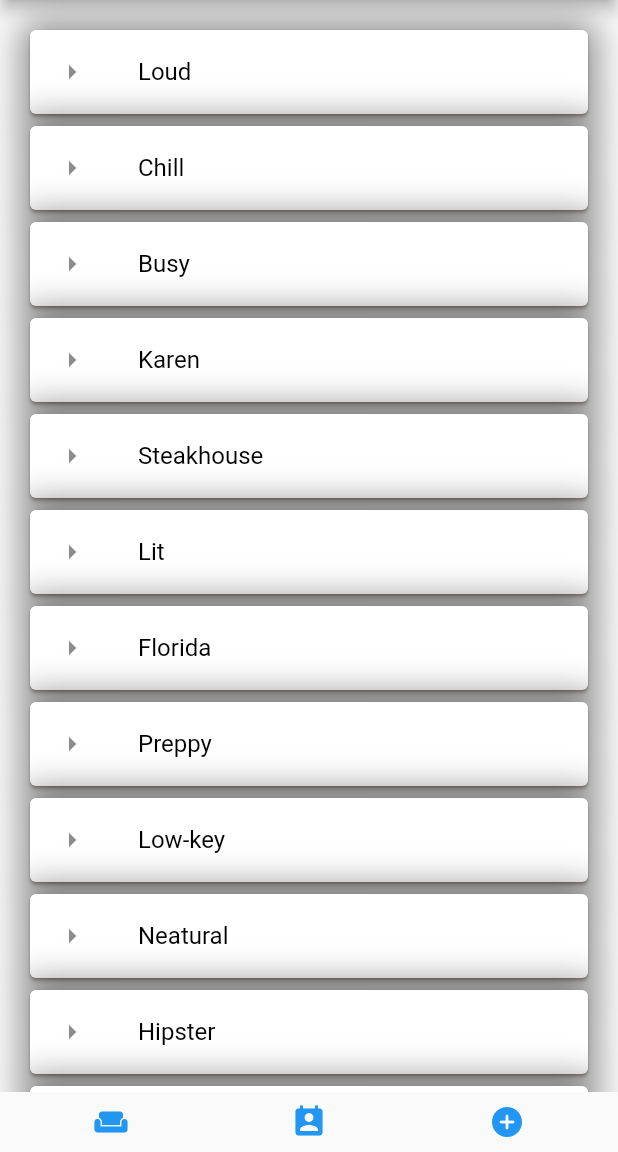
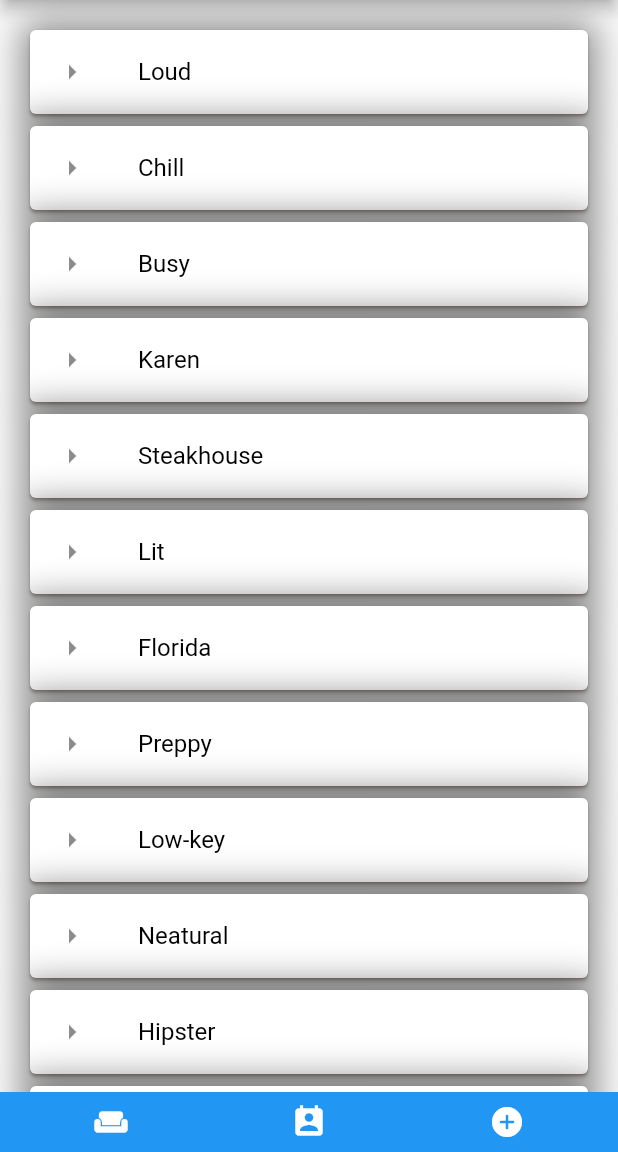
Before and after one commit to treknuts/vibe, a Flutter app: the screen it shows after launch, on a phone screen of 412 x 824 dp, the part 84-1236 px from its top. Run offline on Flutter 3.47's test engine with Material 2 defaults, Android fonts, the phone set to English and light mode, and no system bars.

Commit message:
Just messing with colors

```diff
--- a/lib/main.dart
+++ b/lib/main.dart
@@ -27,11 +27,9 @@ class AppMain extends StatelessWidget {
             Expanded(
               child: ListWidget(),
             ),
-            Container(
-              child: ButtonRowSection(),
-            )
           ],
-        )
+        ),
+        bottomNavigationBar: ButtonRowSection(),
       ),
     );
   }
@@ -42,7 +40,9 @@ class ButtonRowSection extends StatelessWidget {
 
   @override
   Widget build(BuildContext context) {
-    return Padding(
+    return Container(
+      color: Colors.blue,
+      child: Padding(
         padding: EdgeInsets.all(8.0),
         child: Row(
           mainAxisAlignment: MainAxisAlignment.spaceAround,
@@ -51,6 +51,7 @@ class ButtonRowSection extends StatelessWidget {
             BottomNavColumn(Icons.perm_contact_cal),
             BottomNavColumn(Icons.add_circle_rounded)
           ],
+        ),
       ),
     );
   }
@@ -67,7 +68,7 @@ class BottomNavColumn extends StatelessWidget {
       mainAxisSize: MainAxisSize.min,
       mainAxisAlignment: MainAxisAlignment.spaceAround,
       children: [
-        Icon(icon, color: Colors.blue),
+        Icon(icon, color: Colors.white),
       ],
     );
   }
```
